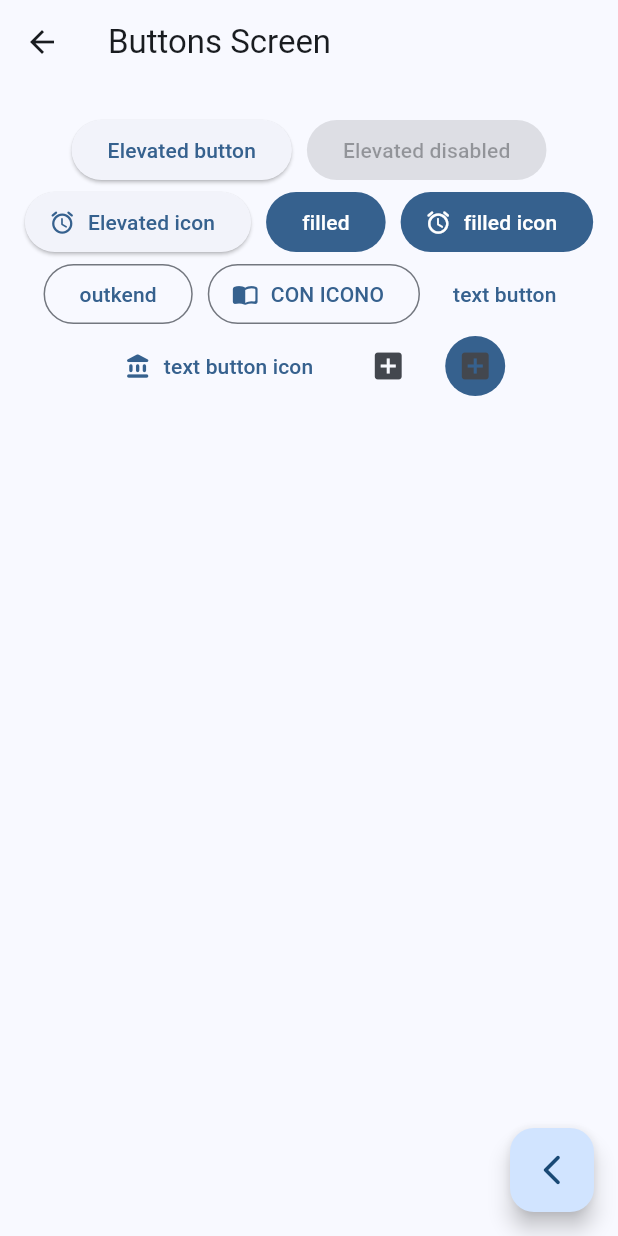
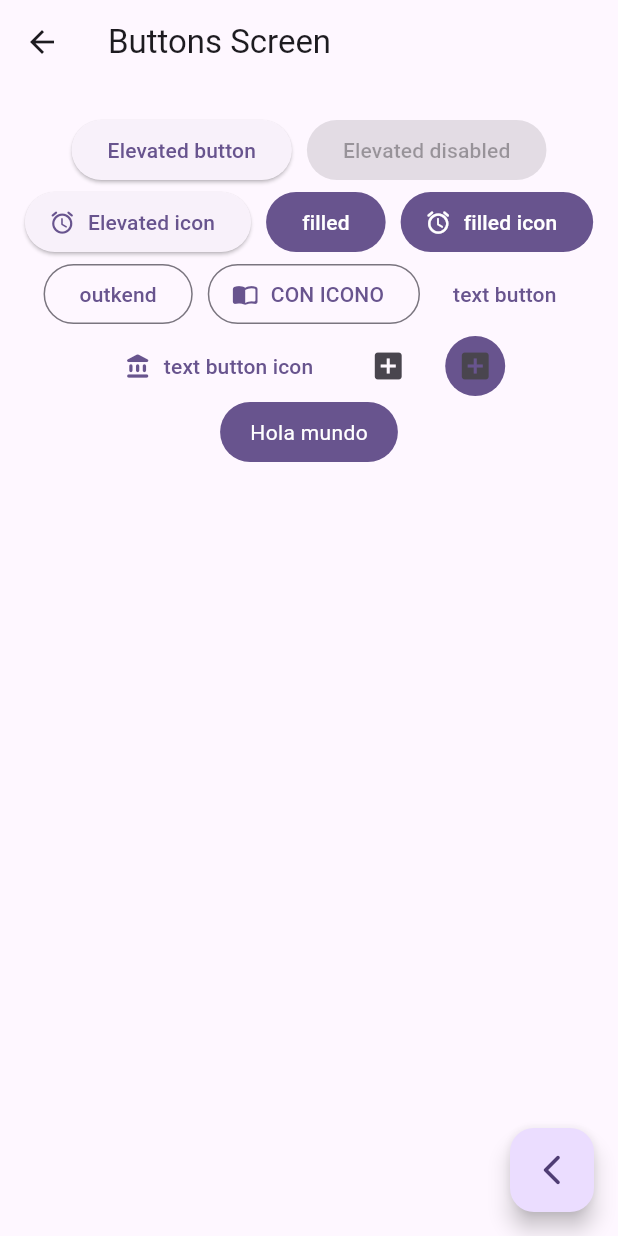
Before and after one commit to AntonyFP-7/flutter_widget, a Flutter app: the screen it shows after launch, after a tap on "Botones", on a phone screen of 412 x 824 dp. Run offline on Flutter 3.47's test engine with Material 3 defaults, Android fonts, the phone set to English and light mode, and no system bars; our stand-ins replace go_router.

Commit message:
`Added CustomButton widget to ButtonsScreen and updated theme color in MainApp`

```diff
--- a/lib/main.dart
+++ b/lib/main.dart
@@ -14,7 +14,7 @@ class MainApp extends StatelessWidget {
     return MaterialApp.router(
       routerConfig: appRouter,
       debugShowCheckedModeBanner: false,
-      theme: AppTheme(selectColor: 0).getTheme(),
+      theme: AppTheme(selectColor: 5).getTheme(),
     );
   }
 }
--- a/lib/presentation/buttons/buttons_screen.dart
+++ b/lib/presentation/buttons/buttons_screen.dart
@@ -77,9 +77,44 @@ class _ButtonsView extends StatelessWidget {
                 backgroundColor: WidgetStatePropertyAll(colors.primary),
               ),
             ),
+            CustomButton(),
           ],
         ),
       ),
     );
   }
 }
+
+class CustomButton extends StatefulWidget {
+  const CustomButton({super.key});
+
+  @override
+  State<CustomButton> createState() => _CustomButtonState();
+}
+
+class _CustomButtonState extends State<CustomButton> {
+  @override
+  Widget build(BuildContext context) {
+    final colors = Theme.of(context).colorScheme;
+    return ClipRect(
+      child: Material(
+        borderRadius: BorderRadius.circular(20),
+        color: colors.primary,
+        child: InkWell(
+          onTap: (){
+
+          },
+          child: Padding(
+            padding: EdgeInsets.symmetric(horizontal: 20, vertical: 10),
+            child: Text(
+              'Hola mundo',
+              style: TextStyle(
+                color: Colors.white,
+              ),
+            ),
+          ),
+        ),
+      ),
+    );
+  }
+}
```
